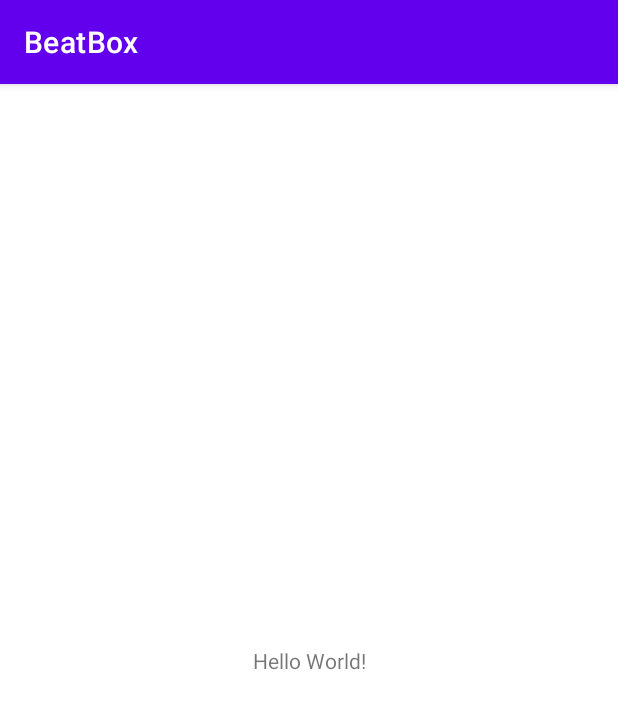
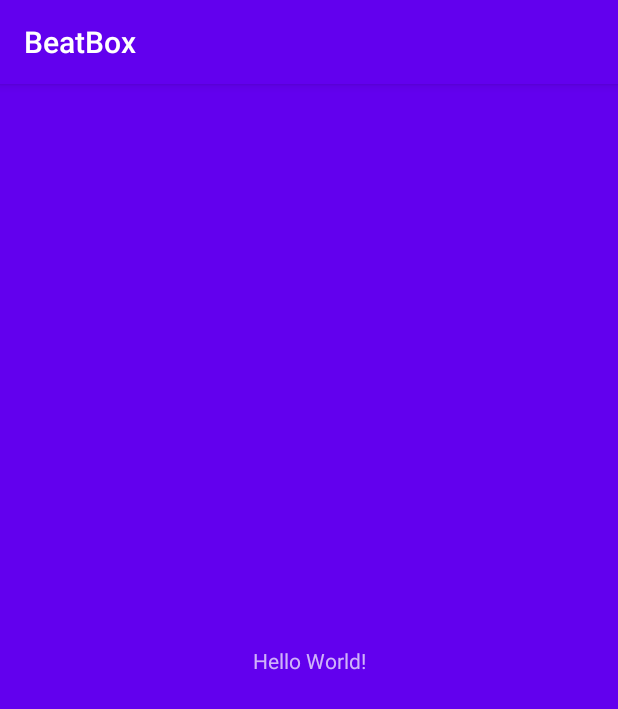
Before and after one commit to pyaterko/BeatBox, an Android app: the screen it shows after launch (MainActivity), on a phone screen of 412 x 824 dp. Shown: the top 709 px of the screen. Run offline under Robolectric (Android 15) with nearby library versions, the phone set to English and light mode, and no system bars.

Commit message:
theme changed ( изменена  тема)

```diff
--- /dev/null
+++ b/app/src/main/res/drawable/button_beat_box.xml
@@ -0,0 +1,9 @@
+<?xml version="1.0" encoding="utf-8"?>
+<selector
+    xmlns:android="http://schemas.android.com/apk/res/android">
+    <item
+        android:drawable="@drawable/button_beat_box_pressed"
+        android:state_pressed="true"/>
+    <item
+        android:drawable="@drawable/button_beat_box_normal" />
+</selector>
--- /dev/null
+++ b/app/src/main/res/drawable/button_beat_box_normal.xml
@@ -0,0 +1,5 @@
+<?xml version="1.0" encoding="utf-8"?>
+<shape xmlns:android="http://schemas.android.com/apk/res/android"
+    android:shape="oval">
+    <solid android:color="@color/soothing_blue"/>
+</shape>
--- /dev/null
+++ b/app/src/main/res/drawable/button_beat_box_pressed.xml
@@ -0,0 +1,18 @@
+<?xml version="1.0" encoding="utf-8"?>
+
+<layer-list
+    xmlns:android="http://schemas.android.com/apk/res/android">
+    <item>
+        <shape
+            xmlns:android="http://schemas.android.com/apk/res/android"
+            android:shape="oval">
+            <solid android:color="@color/teal_200"/>
+        </shape>
+    </item>
+    <item>
+        <shape android:shape="oval">
+            <stroke android:width="4dp"
+                android:color="@color/dark_red"/>
+        </shape>
+    </item>
+</layer-list>
--- a/app/src/main/res/values/colors.xml
+++ b/app/src/main/res/values/colors.xml
@@ -7,4 +7,10 @@
     <color name="teal_700">#FF018786</color>
     <color name="black">#FF000000</color>
     <color name="white">#FFFFFFFF</color>
+
+    <color name="red">#F44336</color>
+    <color name="dark_red">#C3352B</color>
+    <color name="gray">#607D8B</color>
+    <color name="soothing_blue">#0083BF</color>
+    <color name="dark_blue">#005A8A</color>
 </resources>
--- a/app/src/main/res/values/themes.xml
+++ b/app/src/main/res/values/themes.xml
@@ -1,6 +1,6 @@
 <resources xmlns:tools="http://schemas.android.com/tools">
     <!-- Base application theme. -->
-    <style name="Theme.BeatBox" parent="Theme.MaterialComponents.DayNight.DarkActionBar">
+    <style name="Theme.BeatBox" parent="Theme.AppCompat">
         <!-- Primary brand color. -->
         <item name="colorPrimary">@color/purple_500</item>
         <item name="colorPrimaryVariant">@color/purple_700</item>
@@ -12,5 +12,11 @@
         <!-- Status bar color. -->
         <item name="android:statusBarColor" tools:targetApi="l">?attr/colorPrimaryVariant</item>
         <!-- Customize your theme here. -->
+        <item name="android:windowBackground">@color/purple_500</item>
+        <item name="buttonStyle">@style/BeatBoxButton</item>
+    </style>
+
+    <style name="BeatBoxButton" parent="Widget.AppCompat.Button">
+        <item name="android:background">@drawable/button_beat_box</item>
     </style>
 </resources>
```
